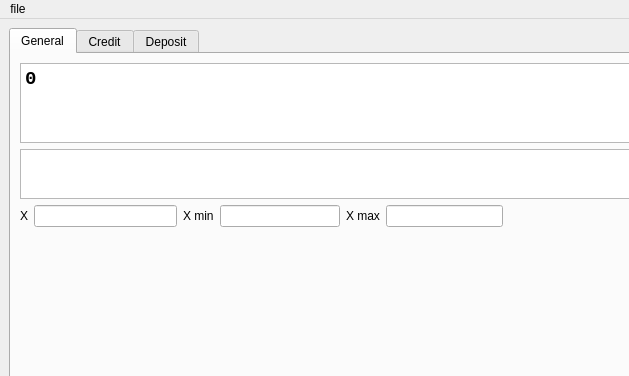
GMNSA/SmartCalc_v2, file srcs/View/calculator.ui: the form before one commit; both pictures show x 0 to 629 and y 0 to 376 of the 754 by 578 pixel window.
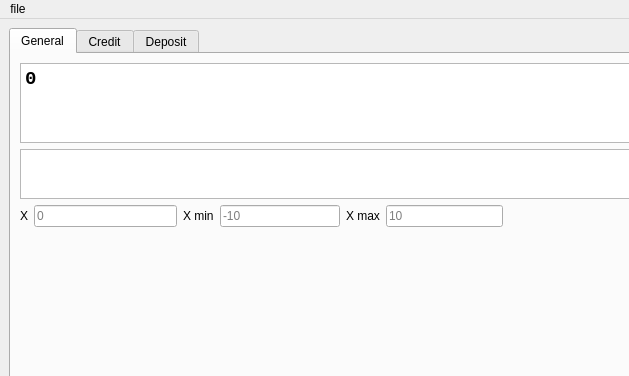
The form after the commit.

The edit to the form file:
```diff
--- a/srcs/View/calculator.ui
+++ b/srcs/View/calculator.ui
@@ -81,7 +81,11 @@
            </widget>
           </item>
           <item>
-           <widget class="QLineEdit" name="lineEdit_x_3"/>
+           <widget class="QLineEdit" name="lineEdit_x_3">
+            <property name="placeholderText">
+             <string>10</string>
+            </property>
+           </widget>
           </item>
          </layout>
         </item>
@@ -108,7 +112,11 @@
            </widget>
           </item>
           <item>
-           <widget class="QLineEdit" name="lineEdit_x"/>
+           <widget class="QLineEdit" name="lineEdit_x">
+            <property name="placeholderText">
+             <string>0</string>
+            </property>
+           </widget>
           </item>
          </layout>
         </item>
@@ -122,7 +130,11 @@
            </widget>
           </item>
           <item>
-           <widget class="QLineEdit" name="lineEdit_x_2"/>
+           <widget class="QLineEdit" name="lineEdit_x_2">
+            <property name="placeholderText">
+             <string>-10</string>
+            </property>
+           </widget>
           </item>
          </layout>
         </item>
```
